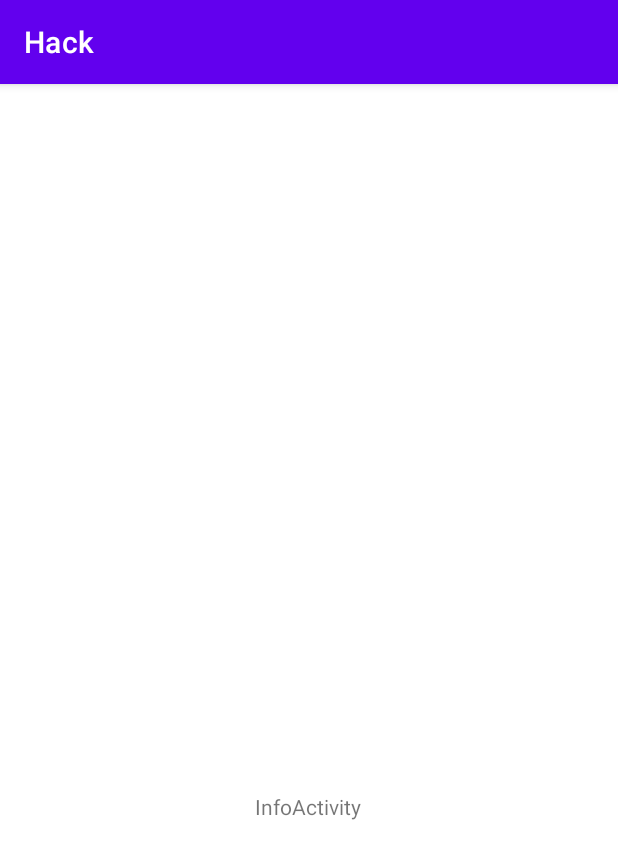
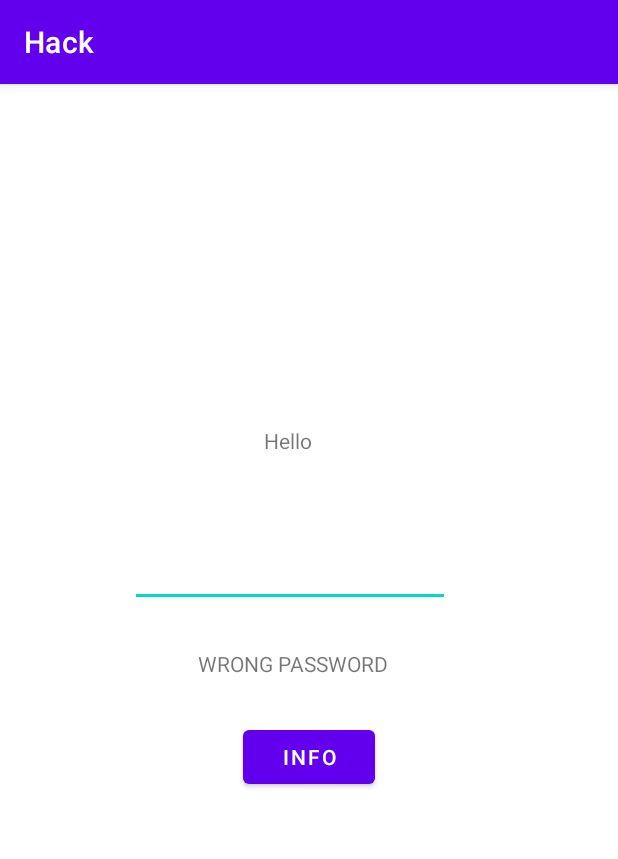
Before and after one commit to AfifAlfahmi/Hack, an Android app: the screen it shows after launch (InfoActivity before the commit, MainActivity after it), after a tap on "INFO", on a phone screen of 412 x 824 dp. Shown: the top 859 px of the screen. Run offline under Robolectric (Android 15) with nearby library versions, the phone set to English and light mode, and no system bars; 1 statement that could not run was skipped.

```diff
--- a/app/src/main/java/com/afif/hack/MainActivity.java
+++ b/app/src/main/java/com/afif/hack/MainActivity.java
@@ -14,10 +14,16 @@ import android.os.Bundle;
 import android.util.Log;
 import android.view.View;
 import android.widget.Button;
+import android.widget.EditText;
+import android.widget.TextView;
 
 public class MainActivity extends AppCompatActivity {
 
     public String remoteURL = "https://api.afif.hack";
+    EditText etPassword = null;
+    TextView tvPassStatus = null;
+    String log_pass = "p125522";
+
 
     @SuppressLint("Range")
     @Override
@@ -26,6 +32,10 @@ public class MainActivity extends AppCompatActivity {
         setContentView(R.layout.activity_main);
 
         Button infoBtn = findViewById(R.id.info_btn);
+
+        etPassword = findViewById(R.id.etPassword);
+        tvPassStatus = findViewById(R.id.tvPassStatus);
+
 
         Intent intent = new Intent(this,InfoActivity.class);
 
@@ -39,7 +49,12 @@ public class MainActivity extends AppCompatActivity {
             @Override
             public void onClick(View view) {
                 //
-                startActivity(intent);
+                if(isCorrectPassword(etPassword.getText().toString())){
+                    startActivity(intent);
+                }
+                else{
+                    tvPassStatus.setText("Wrong password");
+                }
             }
         });
 
@@ -71,11 +86,16 @@ public class MainActivity extends AppCompatActivity {
             } while (cursor.moveToNext());
         }
 
+    }
 
+    public boolean isCorrectPassword(String inpPass){
 
+        boolean result = false;
 
-
-
+        if(inpPass.equals(log_pass)){
+            result = true;
+        }
+        return result;
     }
 
     }
--- a/app/src/main/java/com/afif/hack/MyBroadcastReceiver.java
+++ b/app/src/main/java/com/afif/hack/MyBroadcastReceiver.java
@@ -19,7 +19,6 @@ public class MyBroadcastReceiver extends BroadcastReceiver {
         else{
             //Toast.makeText(context, "AIRPLANE MODE Off", Toast.LENGTH_SHORT).show();
             Log.d("MyBroadcastReceiver","AIRPLANE MODE Off");
-
         }
     }
 }
--- a/app/src/main/res/layout/activity_main.xml
+++ b/app/src/main/res/layout/activity_main.xml
@@ -1,8 +1,7 @@
 <?xml version="1.0" encoding="utf-8"?>
-<androidx.constraintlayout.widget.ConstraintLayout
-    xmlns:android="http://schemas.android.com/apk/res/android"
+<androidx.constraintlayout.widget.ConstraintLayout xmlns:android="http://schemas.android.com/apk/res/android"
+    xmlns:app="http://schemas.android.com/apk/res-auto"
     xmlns:tools="http://schemas.android.com/tools"
-    xmlns:app="http://schemas.android.com/apk/res-auto"
     android:layout_width="match_parent"
     android:layout_height="match_parent"
     tools:context=".MainActivity">
@@ -11,9 +10,10 @@
         android:id="@+id/textView"
         android:layout_width="wrap_content"
         android:layout_height="wrap_content"
-        android:text="Hello Afif!"
-        app:layout_constraintBottom_toBottomOf="parent"
+        android:layout_marginTop="228dp"
+        android:text="Hello"
         app:layout_constraintEnd_toEndOf="parent"
+        app:layout_constraintHorizontal_bias="0.464"
         app:layout_constraintStart_toStartOf="parent"
         app:layout_constraintTop_toTopOf="parent" />
 
@@ -21,11 +21,35 @@
         android:id="@+id/info_btn"
         android:layout_width="wrap_content"
         android:layout_height="wrap_content"
-        android:layout_marginTop="128dp"
+        android:layout_marginTop="20dp"
         android:text="Info"
         app:layout_constraintEnd_toEndOf="parent"
-        app:layout_constraintHorizontal_bias="0.498"
+        app:layout_constraintHorizontal_bias="0.501"
+        app:layout_constraintStart_toStartOf="parent"
+        app:layout_constraintTop_toBottomOf="@+id/tvPassStatus" />
+
+    <EditText
+        android:id="@+id/etPassword"
+        android:layout_width="wrap_content"
+        android:layout_height="wrap_content"
+        android:layout_marginTop="56dp"
+        android:ems="10"
+        android:inputType="textPassword"
+        app:layout_constraintEnd_toEndOf="parent"
+        app:layout_constraintHorizontal_bias="0.437"
         app:layout_constraintStart_toStartOf="parent"
         app:layout_constraintTop_toBottomOf="@+id/textView" />
 
+    <TextView
+        android:id="@+id/tvPassStatus"
+        android:layout_width="212dp"
+        android:layout_height="36dp"
+        android:layout_marginTop="20dp"
+        android:gravity="center"
+        app:layout_constraintEnd_toEndOf="parent"
+        app:layout_constraintHorizontal_bias="0.442"
+        app:layout_constraintStart_toStartOf="parent"
+        app:layout_constraintTop_toBottomOf="@+id/etPassword"
+        app:textAllCaps="true" />
+
 </androidx.constraintlayout.widget.ConstraintLayout>
```
